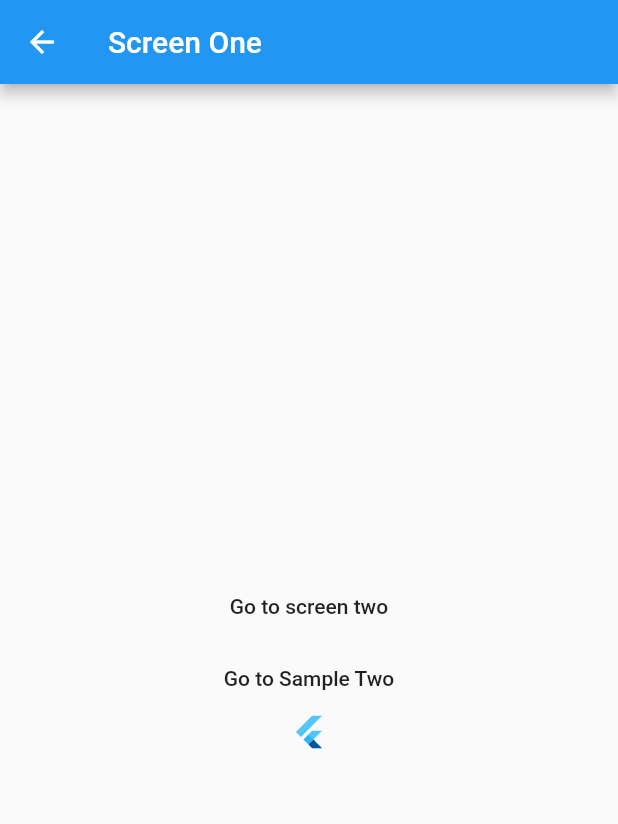
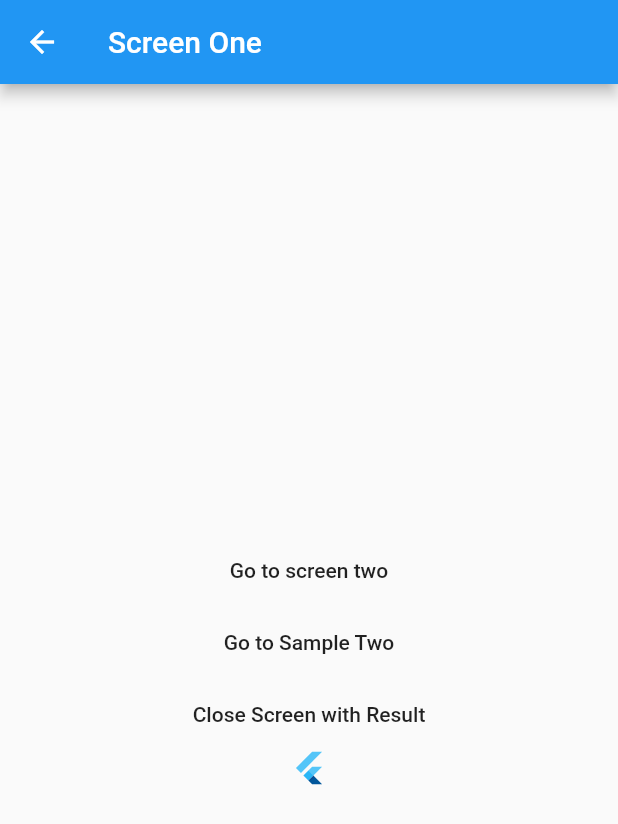
Before and after one commit to nubank/nuvigator, a Flutter app: the ScreenOne screen opened directly, on a phone screen of 412 x 824 dp. Shown: the top 824 px of the screen. Run offline on Flutter 3.47's test engine with Material 2 defaults, Android fonts, the phone set to English and light mode, and no system bars; missing offline and left inert: analyzer, build, code_builder, dart_style, path_to_regexp, source_gen.

Commit message:
Remove the need for FlowRoute and tweak Example

```diff
--- a/example/lib/main.dart
+++ b/example/lib/main.dart
@@ -64,18 +64,24 @@ class HomeScreen extends StatelessWidget {
           ),
           FlatButton(
               child: const Text('Go to sample one with flutter navigation'),
-              onPressed: () {
-                router.sampleOneRouter.toScreenOne(testId: 'From Home');
+              onPressed: () async {
+                final result = await router.sampleOneRouter
+                    .toScreenOne(testId: 'From Home');
+                print('ScreenOneResult: $result');
               }),
           FlatButton(
             child: const Text('Go to sample one with deepLink'),
-            onPressed: () =>
-                router.openDeepLink<void>(Uri.parse(screenOneDeepLink)),
+            onPressed: () async {
+              final result = await router
+                  .openDeepLink<String>(Uri.parse(screenOneDeepLink));
+              print('ScreenOneDeepLinkResult: $result}');
+            },
           ),
           FlatButton(
             child: const Text('Go to sample two with flow'),
             onPressed: () async {
-              router.toSecond(testId: 'From Home');
+              final result = await router.toSecond(testId: 'From Home');
+              print('SecondRouteResult: $result');
             },
           ),
         ],
--- a/example/lib/samples/modules/sample_one/navigation/sample_one_router.dart
+++ b/example/lib/samples/modules/sample_one/navigation/sample_one_router.dart
@@ -16,9 +16,9 @@ class SampleOneRouter extends Router {
   Future<String> get deepLinkPrefix async => '/sampleOne';
 
   @NuRoute(deepLink: '/screenOne/:testId')
-  ScreenRoute screenOne({@required String testId}) => ScreenRoute(
+  ScreenRoute<String> screenOne({@required String testId}) => ScreenRoute(
         builder: (context) => ScreenOne(
-          toBack: nuvigator.pop,
+          toBack: () => nuvigator.pop('ResultFromScreenOne'),
           toScreenTwo: toScreenTwo,
           toSampleTwo: () => Router.of<SamplesRouter>(context)
               .toSecond(testId: 'From SampleOne'),
--- a/example/lib/samples/modules/sample_one/screen/screen_one.dart
+++ b/example/lib/samples/modules/sample_one/screen/screen_one.dart
@@ -26,6 +26,10 @@ class ScreenOne extends StatelessWidget {
             child: const Text('Go to Sample Two'),
             onPressed: () => toSampleTwo(),
           ),
+          FlatButton(
+            child: const Text('Close Screen with Result'),
+            onPressed: () => toBack(),
+          ),
           const Hero(
             child: FlutterLogo(),
             tag: 'HERO',
--- a/example/lib/samples/modules/sample_two/navigation/sample_two_router.dart
+++ b/example/lib/samples/modules/sample_two/navigation/sample_two_router.dart
@@ -24,7 +24,7 @@ class SampleTwoRouter extends Router {
       };
 
   @NuRoute()
-  ScreenRoute<String> screenOne() => ScreenRoute(
+  ScreenRoute screenOne() => ScreenRoute(
         builder: (context) => ScreenOne(
           toScreenTwo: () => toScreenTwo(),
         ),
@@ -33,7 +33,7 @@ class SampleTwoRouter extends Router {
   @NuRoute(pushMethods: [PushMethodType.push, PushMethodType.pushReplacement])
   ScreenRoute<String> screenTwo() => ScreenRoute<String>(
         builder: (context) => ScreenTwo(
-          closeFlow: () => nuvigator.closeFlow(),
+          closeFlow: () => nuvigator.closeFlow<String>('ClosedNestedNuvigator'),
           toSampleOne: () => openDeepLink<void>(Uri.parse(screenOneDeepLink)),
         ),
       );
--- a/example/lib/samples/navigation/samples_router.dart
+++ b/example/lib/samples/navigation/samples_router.dart
@@ -16,13 +16,13 @@ class SamplesRouter extends Router {
   Future<String> get deepLinkPrefix async => 'deepprefix';
 
   @NuRoute()
-  ScreenRoute home() => ScreenRoute(
+  ScreenRoute<void> home() => ScreenRoute(
         builder: (context) => HomeScreen(),
       );
 
   @NuRoute()
-  FlowRoute<SampleTwoRouter, void> second({String testId}) => FlowRoute(
-        nuvigator: Nuvigator(
+  ScreenRoute<String> second({@required String testId}) => ScreenRoute(
+        builder: Nuvigator(
           router: SampleTwoRouter(testId: testId),
           initialRoute: SampleTwoRoutes.screenOne,
           screenType: cupertinoScreenType,
--- a/lib/src/screen_route.dart
+++ b/lib/src/screen_route.dart
@@ -1,7 +1,6 @@
 import 'package:flutter/cupertino.dart';
 import 'package:flutter/material.dart';
 import 'package:nuvigator/nuvigator.dart';
-import 'package:nuvigator/src/router.dart';
 
 import 'screen_type.dart';
 
@@ -105,17 +104,3 @@ class ScreenRoute<T extends Object> {
     );
   }
 }
-
-/// [T] is the [Nuvigator] Router used in this Route, and [R] is the return type
-/// of this Route.
-class FlowRoute<T extends Router, R extends Object> extends ScreenRoute<R> {
-  FlowRoute({
-    Nuvigator<T> nuvigator,
-    ScreenType screenType,
-    String debugKey,
-  }) : super(
-          builder: nuvigator.call,
-          screenType: screenType,
-          debugKey: debugKey,
-        );
-}
```
Also changed, not shown: lib/builder/navigation_extension.dart (+0 -8 lines), example/lib/samples/modules/sample_one/navigation/sample_one_router.g.dart, example/lib/samples/modules/sample_two/navigation/sample_two_router.g.dart, example/lib/samples/navigation/samples_router.g.dart, 1 other file.
